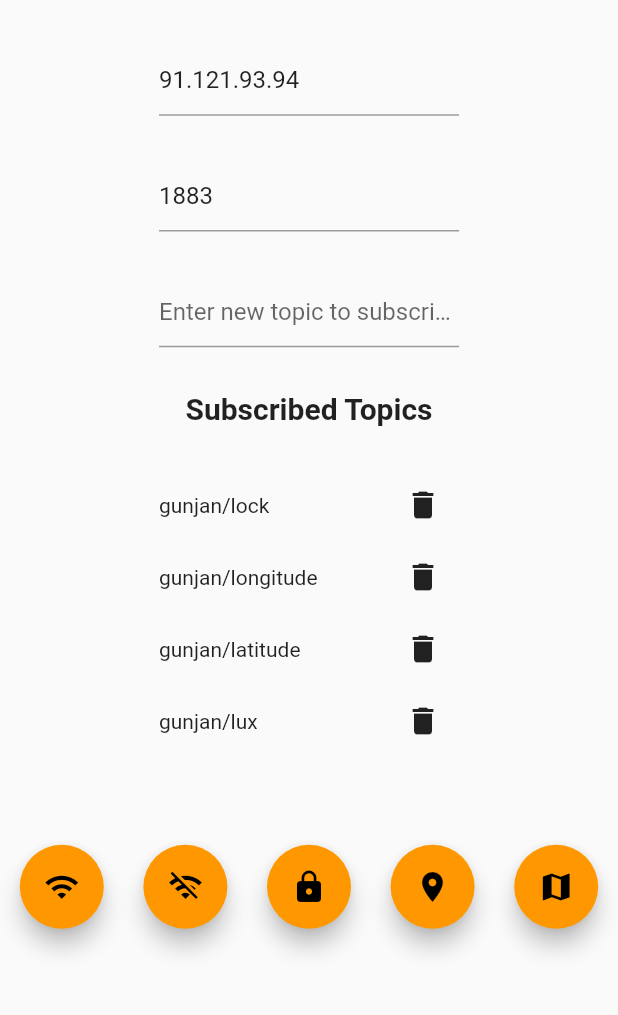
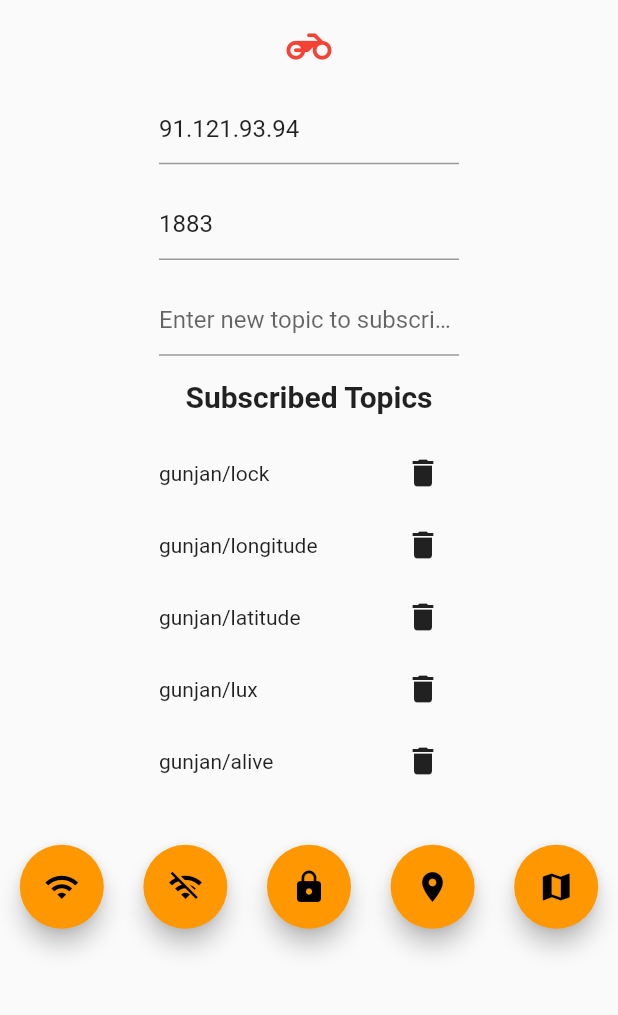
Before and after one commit to GunjanDhanuka/smart-cycle-app, a Flutter app: the screen it shows after launch, after a tap on the "delete" icon, on a phone screen of 412 x 824 dp, the part 144-1159 px from its top. Run offline on Flutter 3.47's test engine with Material 2 defaults, Android fonts, the phone set to English and light mode, and no system bars; our stand-ins replace animated_splash_screen, cloud_firestore, firebase_core, flutter_map, geolocator, latlong2; missing offline and left inert: geolocator_android, geolocator_apple, mapbox_gl, mqtt_client; accounts and stored records are empty.

```diff
--- a/lib/main.dart
+++ b/lib/main.dart
@@ -95,6 +95,7 @@ class MyHomePage extends StatefulWidget {
   State<MyHomePage> createState() => _MyHomePageState();
 }
 
+
 class _MyHomePageState extends State<MyHomePage> {
   int _counter = 0;
   int _selectedIndex = 0;
@@ -108,13 +109,17 @@ class _MyHomePageState extends State<MyHomePage> {
   double latitude = 26.1906;
   double longitude = 91.6946;
   Position _currentPosition;
+  bool _isAlive = false;
+  Timer timer;
+  DateTime lastTime;
 
   List<String> topics = [
     'gunjan/movement',
     'gunjan/lock',
     'gunjan/longitude',
     'gunjan/latitude',
-    'gunjan/lux'
+    'gunjan/lux',
+    'gunjan/alive'
   ];
 
   String msg = "";
@@ -126,8 +131,15 @@ class _MyHomePageState extends State<MyHomePage> {
 
   void _subscribeToTopic(String topic) {
     if (connectionState == mqtt.MqttConnectionState.connected) {
-      client.subscribe(topic, mqtt.MqttQos.exactlyOnce);
+      client.subscribe(topic, mqtt.MqttQos.atLeastOnce);
     }
+  }
+
+  @override
+  void initState() {
+    super.initState();
+    timer = Timer.periodic(Duration(seconds: 3), (Timer t) => getCycleStatus());
+    lastTime = DateTime.now();
   }
 
   void _connect() async {
@@ -214,6 +226,21 @@ class _MyHomePageState extends State<MyHomePage> {
                 ),
                 padding: EdgeInsets.all(10),
                 child: Text("Value received from MQTT is: " + msg),
+              ),
+              // add an icon to show if the cycle is connected to MQTT or not based on the data from "gunjan/alive" channel
+              // if the value is 1 then the cycle is connected to MQTT else it is not connected
+              // check the value of _isAlive every 5 seconds and update the icon accordingly
+
+              Container(
+                child: getCycleStatus() ? Icon(
+                  Icons.motorcycle_rounded,
+                  color: Colors.green,
+                  size: 30,
+                ) : Icon(
+                  Icons.motorcycle_rounded,
+                  color: Colors.red,
+                  size: 30,
+                ),
               ),
               Container(
                 width: 200,
@@ -440,6 +467,35 @@ class _MyHomePageState extends State<MyHomePage> {
     _onDisconnected();
   }
 
+  bool getCycleStatus(){
+    print("getCycleStatus called");
+    DateTime now = DateTime.now();
+    print("currentTime: $now");
+    print("lastTime: $lastTime");
+    // if difference between now and last time is greater than 1 minute, then set cycleStatus to false
+    if(now.difference(lastTime).inSeconds > 3){
+      setState(() {
+        _isAlive = false;
+        // show an alert snackbar
+      });
+      final snackBar = SnackBar(
+        content: Text('Device is not connected'),
+        action: SnackBarAction(
+          label: 'Close',
+          onPressed: () {
+            // Some code to undo the change.
+          },
+        ),
+      );
+      // ScaffoldMessenger.of(context).showSnackBar(snackBar);
+      return false;
+    }
+    setState(() {
+      _isAlive = true;
+    });
+    return true;
+  }
+
   void _onDisconnected() {
     print('[MQTT client] _onDisconnected');
     setState(() {
@@ -510,6 +566,11 @@ class _MyHomePageState extends State<MyHomePage> {
                   longitude: longitude,
                 )),
       );
+    }
+
+    if(topic == "gunjan/alive"){
+      _isAlive = true;
+      lastTime = DateTime.now();
     }
 
     if (topic == "gunjan/longitude") {
--- a/lib/pages/lock.dart
+++ b/lib/pages/lock.dart
@@ -40,7 +40,13 @@ class _LockState extends State<Lock> {
           final mqtt.MqttClientPayloadBuilder builder =
               mqtt.MqttClientPayloadBuilder();
           builder.addString(message);
-          client.publishMessage('gunjan/lock', mqtt.MqttQos.exactlyOnce, builder.payload);
+          client.publishMessage('gunjan/lock', mqtt.MqttQos.atLeastOnce, builder.payload);
+          // display a snackbar to show the message is sent
+          ScaffoldMessenger.of(context).showSnackBar(
+            const SnackBar(
+              content: Text('Lock message sent'),
+            ),
+          );
           print("Lock lock");
         }
         // send a message to the broker when the button is turned off
@@ -49,7 +55,12 @@ class _LockState extends State<Lock> {
           final mqtt.MqttClientPayloadBuilder builder =
               mqtt.MqttClientPayloadBuilder();
           builder.addString(message);
-          client.publishMessage('gunjan/lock', mqtt.MqttQos.exactlyOnce, builder.payload);
+          client.publishMessage('gunjan/lock', mqtt.MqttQos.atLeastOnce, builder.payload);
+          ScaffoldMessenger.of(context).showSnackBar(
+            const SnackBar(
+              content: Text('Unlock message sent'),
+            ),
+          );
           print("unlock unlock");
         }
       },
```
